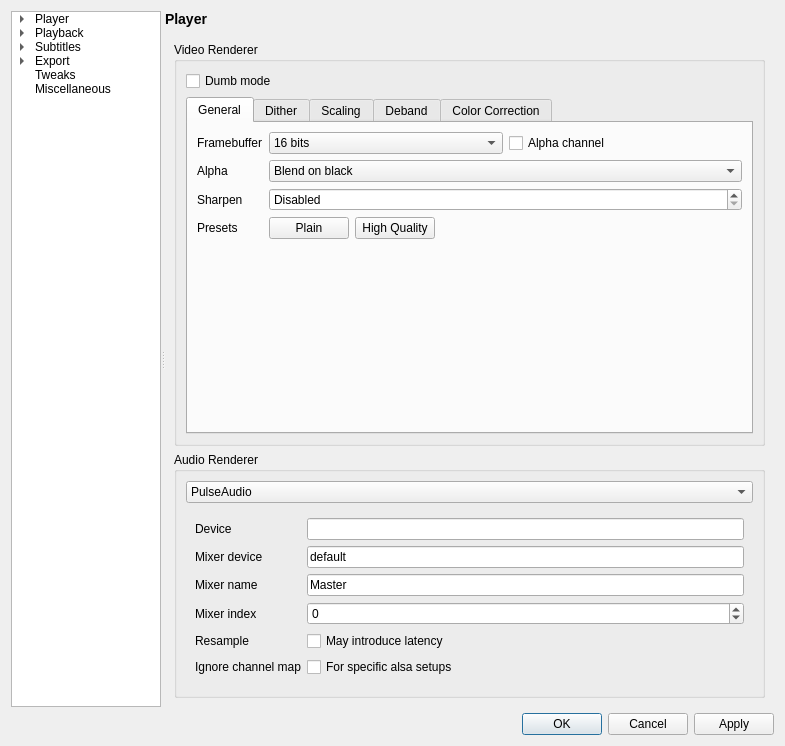
Above: settingswindow.ui from mpc-qt/mpc-qt before the change. Below: the same form after it.
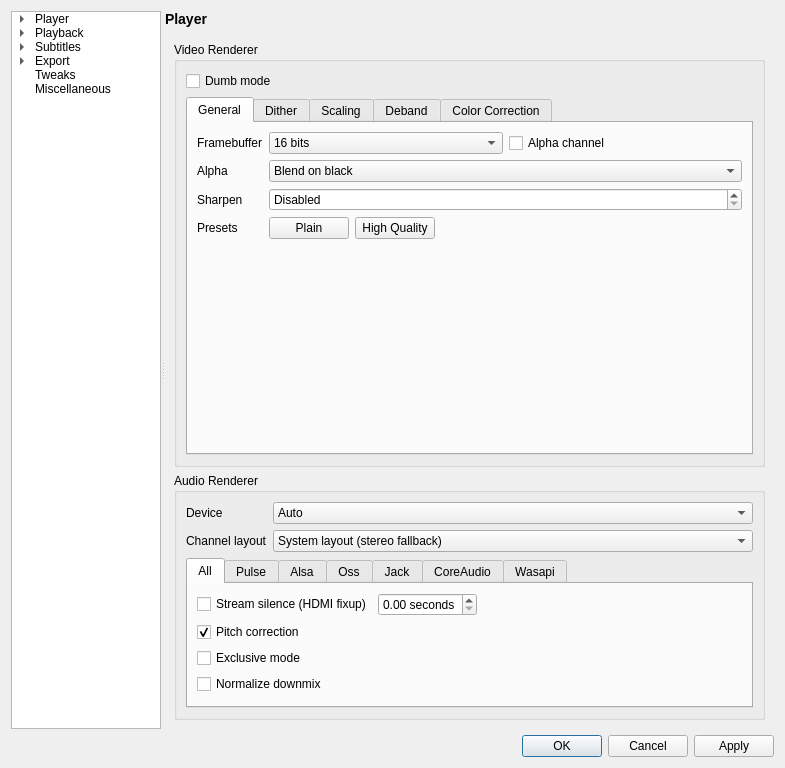
That is the form after the change. The open tabs and pages were chosen to show the change.

Commit message:
settingswindow,[others]: implement audio renderer section
Custom channel maps not presently implemented, and defaults to stereo in
such case.  Fixes #49.

```diff
--- a/settingswindow.ui
+++ b/settingswindow.ui
@@ -7,7 +7,7 @@
     <x>0</x>
     <y>0</y>
     <width>785</width>
-    <height>746</height>
+    <height>768</height>
    </rect>
   </property>
   <property name="windowTitle">
@@ -845,7 +845,7 @@
               <item>
                <widget class="QTabWidget" name="videoTabs">
                 <property name="currentIndex">
-                 <number>2</number>
+                 <number>0</number>
                 </property>
                 <widget class="QWidget" name="generalTab">
                  <attribute name="title">
@@ -1163,7 +1163,7 @@
                   <item>
                    <widget class="QTabWidget" name="scalingTabs">
                     <property name="currentIndex">
-                     <number>4</number>
+                     <number>0</number>
                     </property>
                     <widget class="QWidget" name="scaleOptionsTab">
                      <attribute name="title">
@@ -3559,69 +3559,147 @@
              <property name="title">
               <string>Audio Renderer</string>
              </property>
-             <layout class="QVBoxLayout" name="verticalLayout_66">
+             <layout class="QVBoxLayout" name="verticalLayout_46">
               <item>
-               <widget class="QComboBox" name="audioRenderer">
-                <item>
-                 <property name="text">
-                  <string>PulseAudio</string>
-                 </property>
+               <layout class="QFormLayout" name="formLayout_16">
+                <item row="0" column="0">
+                 <widget class="QLabel" name="label_7">
+                  <property name="text">
+                   <string>Device</string>
+                  </property>
+                 </widget>
                 </item>
-                <item>
-                 <property name="text">
-                  <string>ALSA</string>
-                 </property>
+                <item row="0" column="1">
+                 <widget class="QComboBox" name="audioDevice">
+                  <item>
+                   <property name="text">
+                    <string>Auto</string>
+                   </property>
+                  </item>
+                 </widget>
                 </item>
-                <item>
-                 <property name="text">
-                  <string>OSS</string>
-                 </property>
+                <item row="1" column="0">
+                 <widget class="QLabel" name="label_52">
+                  <property name="text">
+                   <string>Channel layout</string>
+                  </property>
+                 </widget>
                 </item>
-                <item>
-                 <property name="text">
-                  <string>Null</string>
-                 </property>
+                <item row="1" column="1">
+                 <widget class="QComboBox" name="audioChannels">
+                  <property name="editable">
+                   <bool>false</bool>
+                  </property>
+                  <item>
+                   <property name="text">
+                    <string>System layout (stereo fallback)</string>
+                   </property>
+                  </item>
+                  <item>
+                   <property name="text">
+                    <string>Maximal layout (may output to unconnected channels)</string>
+                   </property>
+                  </item>
+                  <item>
+                   <property name="text">
+                    <string>Stereo</string>
+                   </property>
+                  </item>
+                  <item>
+                   <property name="text">
+                    <string>Audio switcher (WIP)</string>
+                   </property>
+                  </item>
+                 </widget>
                 </item>
-               </widget>
+               </layout>
               </item>
               <item>
-               <widget class="QStackedWidget" name="audioRendererStack">
+               <widget class="QTabWidget" name="audioTabs">
                 <property name="currentIndex">
-                 <number>3</number>
+                 <number>0</number>
                 </property>
+                <widget class="QWidget" name="allTab">
+                 <attribute name="title">
+                  <string>All</string>
+                 </attribute>
+                 <layout class="QVBoxLayout" name="verticalLayout_47">
+                  <item>
+                   <layout class="QHBoxLayout" name="horizontalLayout_56">
+                    <item>
+                     <widget class="QCheckBox" name="audioStreamSilence">
+                      <property name="text">
+                       <string>Stream silence (HDMI fixup)</string>
+                      </property>
+                     </widget>
+                    </item>
+                    <item>
+                     <widget class="QDoubleSpinBox" name="audioWaitTime">
+                      <property name="suffix">
+                       <string> seconds</string>
+                      </property>
+                      <property name="maximum">
+                       <double>9.990000000000000</double>
+                      </property>
+                     </widget>
+                    </item>
+                    <item>
+                     <spacer name="horizontalSpacer_4">
+                      <property name="orientation">
+                       <enum>Qt::Horizontal</enum>
+                      </property>
+                      <property name="sizeHint" stdset="0">
+                       <size>
+                        <width>40</width>
+                        <height>20</height>
+                       </size>
+                      </property>
+                     </spacer>
+                    </item>
+                   </layout>
+                  </item>
+                  <item>
+                   <widget class="QCheckBox" name="audioPitchCorrection">
+                    <property name="text">
+                     <string>Pitch correction</string>
+                    </property>
+                    <property name="checked">
+                     <bool>true</bool>
+                    </property>
+                   </widget>
+                  </item>
+                  <item>
+                   <widget class="QCheckBox" name="audioExclusiveMode">
+                    <property name="text">
+                     <string>Exclusive mode</string>
+                    </property>
+                   </widget>
+                  </item>
+                  <item>
+                   <widget class="QCheckBox" name="audioNormalizeDownmix">
+                    <property name="text">
+                     <string>Normalize downmix</string>
+                    </property>
+                   </widget>
+                  </item>
+                 </layout>
+                </widget>
                 <widget class="QWidget" name="pulsePage">
+                 <attribute name="title">
+                  <string>Pulse</string>
+                 </attribute>
                  <layout class="QFormLayout" name="formLayout_15">
                   <property name="fieldGrowthPolicy">
                    <enum>QFormLayout::AllNonFixedFieldsGrow</enum>
                   </property>
                   <item row="0" column="0">
-                   <widget class="QLabel" name="label_69">
-                    <property name="text">
-                     <string>Host</string>
-                    </property>
-                   </widget>
-                  </item>
-                  <item row="0" column="1">
-                   <widget class="QLineEdit" name="pulseHost"/>
-                  </item>
-                  <item row="1" column="0">
-                   <widget class="QLabel" name="label_70">
-                    <property name="text">
-                     <string>Sink</string>
-                    </property>
-                   </widget>
-                  </item>
-                  <item row="1" column="1">
-                   <widget class="QLineEdit" name="pulseSink"/>
-                  </item>
-                  <item row="2" column="0">
                    <widget class="QLabel" name="label_71">
                     <property name="text">
                      <string>Buffer</string>
                     </property>
                    </widget>
                   </item>
-                  <item row="2" column="1">
+                  <item row="0" column="1">
                    <widget class="QSpinBox" name="pulseBuffer">
                     <property name="minimum">
                      <number>1</number>
@@ -3634,14 +3712,14 @@
                     </property>
                    </widget>
                   </item>
-                  <item row="3" column="0">
+                  <item row="1" column="0">
                    <widget class="QLabel" name="label_72">
                     <property name="text">
                      <string>Fixes</string>
                     </property>
                    </widget>
                   </item>
-                  <item row="3" column="1">
+                  <item row="1" column="1">
                    <widget class="QCheckBox" name="pulseLatency">
                     <property name="text">
                      <string>Latency hacks</string>
@@ -3651,136 +3729,69 @@
                  </layout>
                 </widget>
                 <widget class="QWidget" name="alsaPage">
-                 <layout class="QFormLayout" name="formLayout_17">
-                  <property name="fieldGrowthPolicy">
-                   <enum>QFormLayout::AllNonFixedFieldsGrow</enum>
-                  </property>
+                 <attribute name="title">
+                  <string>Alsa</string>
+                 </attribute>
+                 <layout class="QGridLayout" name="gridLayout_12">
                   <item row="0" column="0">
-                   <widget class="QLabel" name="label_77">
-                    <property name="text">
-                     <string>Device</string>
-                    </property>
-                   </widget>
-                  </item>
-                  <item row="0" column="1">
-                   <widget class="QLineEdit" name="alsaDevice"/>
-                  </item>
-                  <item row="1" column="0">
-                   <widget class="QLabel" name="label_78">
-                    <property name="text">
-                     <string>Mixer device</string>
-                    </property>
-                   </widget>
-                  </item>
-                  <item row="1" column="1">
-                   <widget class="QLineEdit" name="alsaMixerDevice">
-                    <property name="text">
-                     <string>default</string>
-                    </property>
-                   </widget>
-                  </item>
-                  <item row="2" column="0">
-                   <widget class="QLabel" name="label_79">
-                    <property name="text">
-                     <string>Mixer name</string>
-                    </property>
-                   </widget>
-                  </item>
-                  <item row="2" column="1">
-                   <widget class="QLineEdit" name="alsaMixerName">
-                    <property name="text">
-                     <string>Master</string>
-                    </property>
-                   </widget>
-                  </item>
-                  <item row="3" column="0">
-                   <widget class="QLabel" name="label_80">
-                    <property name="text">
-                     <string>Mixer index</string>
-                    </property>
-                   </widget>
-                  </item>
-                  <item row="3" column="1">
-                   <widget class="QSpinBox" name="alsaMixerIndex">
-                    <property name="minimum">
-                     <number>-1</number>
-                    </property>
-                    <property name="maximum">
-                     <number>100</number>
-                    </property>
-                   </widget>
-                  </item>
-                  <item row="4" column="0">
-                   <widget class="QLabel" name="label_81">
-                    <property name="text">
-                     <string>Resample</string>
-                    </property>
-                   </widget>
-                  </item>
-                  <item row="4" column="1">
                    <widget class="QCheckBox" name="alsaResample">
                     <property name="text">
-                     <string>May introduce latency</string>
+                     <string>Resample (may introduce latency)</string>
                     </property>
                    </widget>
                   </item>
-                  <item row="5" column="0">
-                   <widget class="QLabel" name="label_82">
-                    <property name="text">
-                     <string>Ignore channel map</string>
-                    </property>
-                   </widget>
-                  </item>
-                  <item row="5" column="1">
+                  <item row="1" column="0">
                    <widget class="QCheckBox" name="alsaIgnoreChannelMap">
                     <property name="text">
-                     <string>For specific alsa setups</string>
+                     <string>Ignore channel map (for specific alsa setups)</string>
                     </property>
                    </widget>
                   </item>
+                  <item row="2" column="0">
+                   <spacer name="verticalSpacer_16">
+                    <property name="orientation">
+                     <enum>Qt::Vertical</enum>
+                    </property>
+                    <property name="sizeHint" stdset="0">
+                     <size>
+                      <width>20</width>
+                      <height>40</height>
+                     </size>
+                    </property>
+                   </spacer>
+                  </item>
                  </layout>
                 </widget>
                 <widget class="QWidget" name="ossPage">
+                 <attribute name="title">
+                  <string>Oss</string>
+                 </attribute>
                  <layout class="QFormLayout" name="formLayout_18">
                   <property name="fieldGrowthPolicy">
                    <enum>QFormLayout::AllNonFixedFieldsGrow</enum>
                   </property>
                   <item row="0" column="0">
-                   <widget class="QLabel" name="label_83">
-                    <property name="text">
-                     <string>DSP device</string>
-                    </property>
-                   </widget>
-                  </item>
-                  <item row="0" column="1">
-                   <widget class="QLineEdit" name="ossDspDevice">
-                    <property name="text">
-                     <string>/dev/dsp</string>
-                    </property>
-                   </widget>
-                  </item>
-                  <item row="1" column="0">
                    <widget class="QLabel" name="label_84">
                     <property name="text">
                      <string>Mixer device</string>
                     </property>
                    </widget>
                   </item>
-                  <item row="1" column="1">
+                  <item row="0" column="1">
                    <widget class="QLineEdit" name="ossMixerDevice">
                     <property name="text">
                      <string>/dev/mixer</string>
                     </property>
                    </widget>
                   </item>
-                  <item row="2" column="0">
+                  <item row="1" column="0">
                    <widget class="QLabel" name="label_85">
                     <property name="text">
                      <string>Mixer channel</string>
                     </property>
                    </widget>
                   </item>
-                  <item row="2" column="1">
+                  <item row="1" column="1">
                    <widget class="QLineEdit" name="ossMixerChannel">
                     <property name="text">
                      <string>pcm</string>
@@ -3789,62 +3800,87 @@
                   </item>
                  </layout>
                 </widget>
-                <widget class="QWidget" name="nullPage">
-                 <layout class="QFormLayout" name="formLayout_19">
-                  <property name="fieldGrowthPolicy">
-                   <enum>QFormLayout::AllNonFixedFieldsGrow</enum>
-                  </property>
-                  <item row="0" column="0">
-                   <widget class="QLabel" name="label_76">
+                <widget class="QWidget" name="jackPage">
+                 <attribute name="title">
+                  <string>Jack</string>
+                 </attribute>
+                 <layout class="QVBoxLayout" name="verticalLayout_45">
+                  <item>
+                   <widget class="QCheckBox" name="jackAutostart">
                     <property name="text">
-                     <string>Timing</string>
+                     <string>Start jackd at startup</string>
                     </property>
                    </widget>
                   </item>
-                  <item row="0" column="1">
-                   <widget class="QCheckBox" name="nullUntimed">
+                  <item>
+                   <widget class="QCheckBox" name="jackConnect">
                     <property name="text">
-                     <string>Untimed</string>
+                     <string>Auto connect</string>
                     </property>
-                   </widget>
-                  </item>
-                  <item row="1" column="0">
-                   <widget class="QLabel" name="label_86">
-                    <property name="text">
-                     <string>Buffer length</string>
+                    <property name="checked">
+                     <bool>true</bool>
                     </property>
                    </widget>
                   </item>
-                  <item row="2" column="0">
-                   <widget class="QLabel" name="label_87">
+                  <item>
+                   <layout class="QFormLayout" name="formLayout_17">
+                    <item row="0" column="0">
+                     <widget class="QLabel" name="label_53">
+                      <property name="text">
+                       <string>Name</string>
+                      </property>
+                     </widget>
+                    </item>
+                    <item row="0" column="1">
+                     <widget class="QLineEdit" name="jackName">
+                      <property name="text">
+                       <string>mpc-qt</string>
+                      </property>
+                     </widget>
+                    </item>
+                    <item row="1" column="0">
+                     <widget class="QLabel" name="label_54">
+                      <property name="text">
+                       <string>Port</string>
+                      </property>
+                     </widget>
+                    </item>
+                    <item row="1" column="1">
+                     <widget class="QLineEdit" name="jackPort"/>
+                    </item>
+                   </layout>
+                  </item>
+                 </layout>
+                </widget>
+                <widget class="QWidget" name="corePage">
+                 <attribute name="title">
+                  <string>CoreAudio</string>
+                 </attribute>
+                 <layout class="QGridLayout" name="gridLayout_13">
+                  <item row="0" column="0">
+                   <widget class="QLabel" name="label_50">
                     <property name="text">
-                     <string>Outburst</string>
+                     <string>No specific options (yet)</string>
                     </property>
-                   </widget>
-                  </item>
-                  <item row="2" column="1">
-                   <widget class="QSpinBox" name="nullOutburst">
-                    <property name="minimum">
-                     <number>1</number>
+                    <property name="alignment">
+                     <set>Qt::AlignLeading|Qt::AlignLeft|Qt::AlignTop</set>
                     </property>
-                    <property name="maximum">
-                     <number>100000</number>
-                    </property>
-                    <property name="value">
-                     <number>256</number>
-                    </property>
                    </widget>
                   </item>
-                  <item row="1" column="1">
-                   <widget class="QDoubleSpinBox" name="nullBufferLength">
-                    <property name="decimals">
-                     <number>6</number>
+                 </layout>
+                </widget>
+                <widget class="QWidget" name="wasapiPage">
+                 <attribute name="title">
+                  <string>Wasapi</string>
+                 </attribute>
+                 <layout class="QGridLayout" name="gridLayout_14">
+                  <item row="0" column="0">
+                   <widget class="QLabel" name="label_51">
+                    <property name="text">
+                     <string>No specific options (yet)</string>
                     </property>
-                    <property name="maximum">
-                     <double>100.000000000000000</double>
-                    </property>
-                    <property name="value">
-                     <double>0.200000000000000</double>
+                    <property name="alignment">
+                     <set>Qt::AlignLeading|Qt::AlignLeft|Qt::AlignTop</set>
                     </property>
                    </widget>
                   </item>
```
The commit also changes 8 other files.
